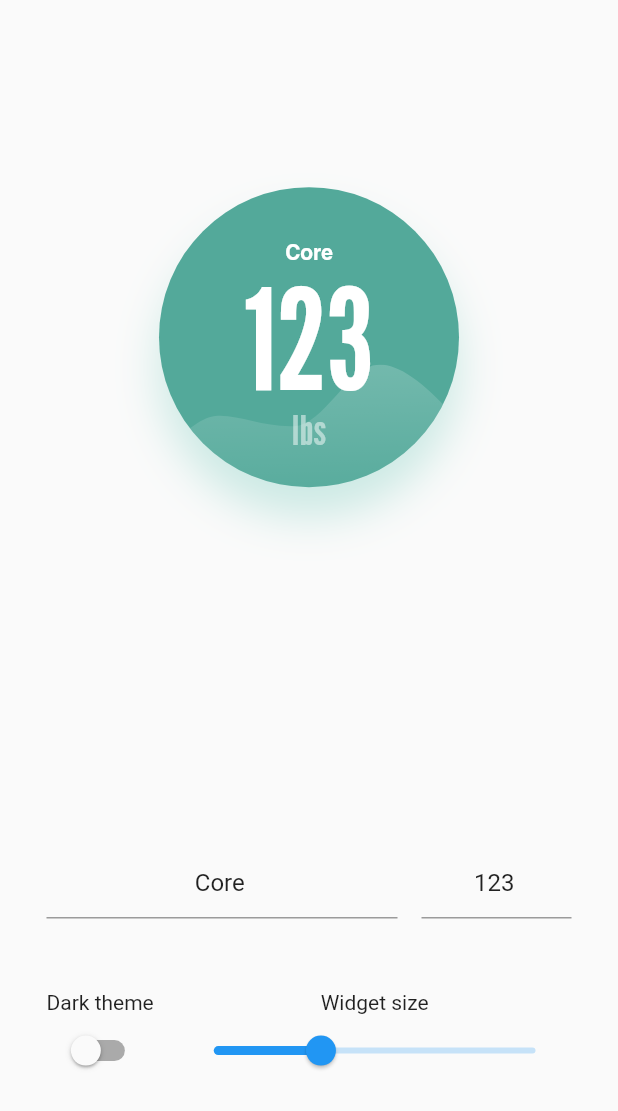
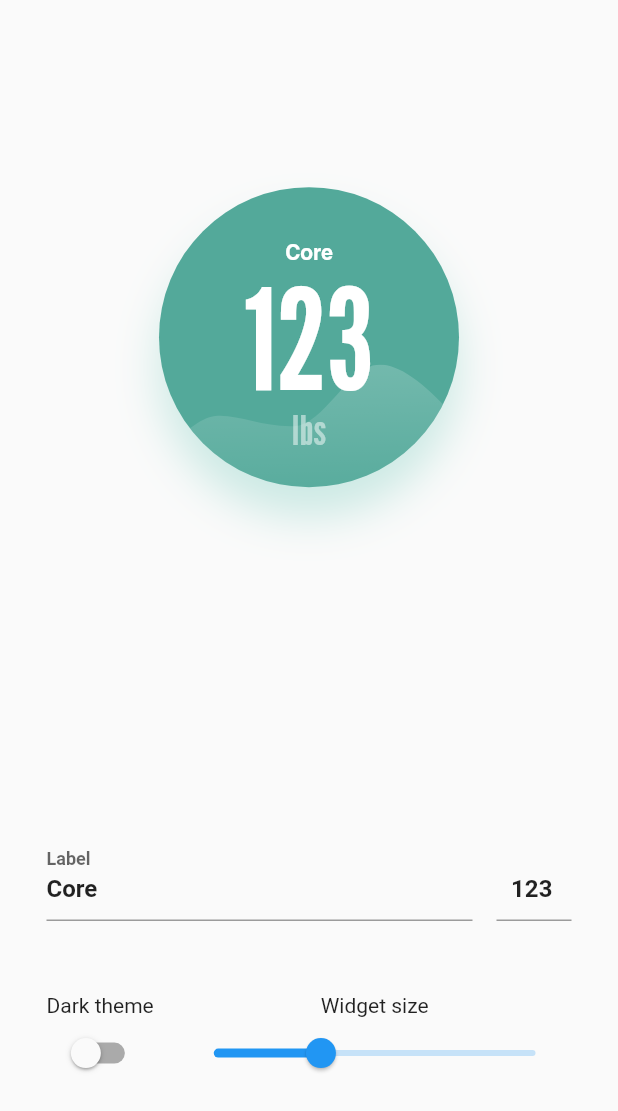
Before and after one commit to maxeema/tonal_ui_flutter_assignment, a Flutter app: the screen it shows after launch, on a phone screen of 412 x 824 dp. Shown: the top 1111 px of the screen. Run offline on Flutter 3.47's test engine with Material 2 defaults, Android fonts, the phone set to English and light mode, and no system bars; our stand-ins replace flutter_svg.

Commit message:
feat: input formatters for 'weight' with error message if entered a value out of range; also added labels for input fields

```diff
--- a/lib/main.dart
+++ b/lib/main.dart
@@ -1,3 +1,5 @@
+import 'dart:math';
+
 import 'package:flutter/foundation.dart';
 import 'package:flutter/material.dart';
 import 'package:flutter/rendering.dart';
@@ -44,6 +46,8 @@ class _MetricsWidgetPreviewState extends State<MetricsWidgetPreview> {
   var _weightValue = _defaultWeight;
   var _sizeFactor = 1.0;
 
+  String? _weightInputError;
+
   @override
   void initState() {
     super.initState();
@@ -59,8 +63,9 @@ class _MetricsWidgetPreviewState extends State<MetricsWidgetPreview> {
     });
     _weightTextController.addListener(() {
       final newWeight = _weightTextController.text.trim();
-      if (newWeight.isNotEmpty) {
-        final parsedValue = int.tryParse(newWeight) ?? 0;
+      final parsedValue = int.tryParse(newWeight) ?? 0;
+      final clampedValue = parsedValue.clampWeight();
+      if (clampedValue == parsedValue) {
         setState(() => _weightValue = parsedValue);
       }
     });
@@ -102,26 +107,60 @@ class _MetricsWidgetPreviewState extends State<MetricsWidgetPreview> {
                 ),
                 child: Row(
                   mainAxisSize: MainAxisSize.min,
+                  mainAxisAlignment: MainAxisAlignment.center,
                   children: [
                     Expanded(
                       child: TextField(
                         controller: _labelTextController,
                         keyboardType: TextInputType.text,
-                        textAlign: TextAlign.center,
+                        textAlign: TextAlign.start,
+                        style: const TextStyle(fontWeight: FontWeight.bold),
                         decoration: const InputDecoration(
-                          hintText: 'Label',
+                          label: Text('Label'),
                         ),
                       ),
                     ),
                     const VerticalDivider(),
                     SizedBox(
-                      width: 100,
+                      width: 50,
                       child: TextField(
                         controller: _weightTextController,
                         keyboardType: TextInputType.number,
                         textAlign: TextAlign.center,
-                        decoration: const InputDecoration(
-                          hintText: 'Weight',
+                        style: const TextStyle(fontWeight: FontWeight.bold),
+                        inputFormatters: [
+                          FilteringTextInputFormatter.allow(RegExp(r'[0-9]')),
+                          LengthLimitingTextInputFormatter(3),
+                          TextInputFormatter.withFunction((oldValue, newValue) {
+                            var newValueText = newValue.text;
+                            while (newValueText.length > 1 && newValueText.startsWith('0')) {
+                              newValueText = newValueText.replaceFirst('0', '');
+                            }
+                            return newValue.copyWith(
+                                text: newValueText,
+                                selection: TextSelection.collapsed(
+                                    offset: min(newValueText.length, newValue.selection.baseOffset)));
+                          }),
+                          TextInputFormatter.withFunction((oldValue, newValue) {
+                            _weightInputError = null;
+                            if (newValue.text.isNotEmpty) {
+                              final newValueInt = int.tryParse(newValue.text) ?? -1;
+                              final newValueIntClamped = newValueInt.clampWeight();
+                              if (newValueInt != newValueIntClamped) {
+                                setState(() {
+                                  _weightInputError =
+                                      '${MetricsWidget.minWeightValue} - ${MetricsWidget.maxWeightValue}';
+                                });
+                                // return newValue;
+                              }
+                            }
+                            return newValue;
+                            // return newValue.copyWith(text: '$newValueInt');
+                          })
+                        ],
+                        decoration: InputDecoration(
+                          label: const Text(' '),
+                          errorText: _weightInputError,
                         ),
                       ),
                     ),
@@ -175,4 +214,21 @@ class _MetricsWidgetPreviewState extends State<MetricsWidgetPreview> {
       ],
     );
   }
+
+  void tryIncrementWeight(int value) {
+    final parsed = int.tryParse(_weightTextController.text) ?? -1;
+    final clamped = parsed.clampWeight();
+    if (parsed == clamped) {
+      final newValue = parsed + value;
+      final newClamped = newValue.clampWeight();
+      if (newValue == newClamped) {
+        _weightTextController.text = '$newValue';
+      }
+    }
+  }
 }
+
+// A handy extension for clamping the 'weight' value
+extension on int {
+  int clampWeight() => clamp(MetricsWidget.minWeightValue, MetricsWidget.maxWeightValue) as int;
+}
```
